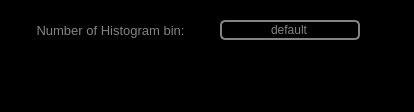
Above: Scanner GUI/Plotters Control/Plotters Control Setting/PlottersControlSetting.ui from afylab/nanoSQUID-Scanning-Software before the change. Below: the same form after it.
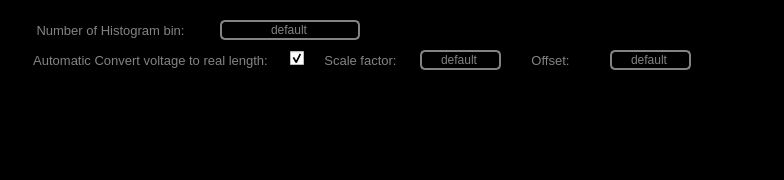
That is the form after the change. Icons and pictures are not drawn.

```diff
--- a/Scanner GUI/Plotters Control/Plotters Control Setting/PlottersControlSetting.ui
+++ b/Scanner GUI/Plotters Control/Plotters Control Setting/PlottersControlSetting.ui
@@ -6,8 +6,8 @@
    <rect>
     <x>0</x>
     <y>0</y>
-    <width>414</width>
-    <height>112</height>
+    <width>784</width>
+    <height>180</height>
    </rect>
   </property>
   <property name="windowTitle">
@@ -68,6 +68,126 @@
      <bool>false</bool>
     </property>
    </widget>
+   <widget class="QLabel" name="label_2">
+    <property name="geometry">
+     <rect>
+      <x>30</x>
+      <y>50</y>
+      <width>241</width>
+      <height>21</height>
+     </rect>
+    </property>
+    <property name="text">
+     <string>&lt;html&gt;&lt;head/&gt;&lt;body&gt;&lt;p&gt;&lt;span style=&quot; font-size:10pt; color:#838383;&quot;&gt;Automatic Convert voltage to real length:&lt;/span&gt;&lt;/p&gt;&lt;/body&gt;&lt;/html&gt;</string>
+    </property>
+    <property name="alignment">
+     <set>Qt::AlignCenter</set>
+    </property>
+   </widget>
+   <widget class="QCheckBox" name="checkBox_RealUnit">
+    <property name="geometry">
+     <rect>
+      <x>290</x>
+      <y>50</y>
+      <width>21</width>
+      <height>17</height>
+     </rect>
+    </property>
+    <property name="text">
+     <string/>
+    </property>
+    <property name="checked">
+     <bool>true</bool>
+    </property>
+   </widget>
+   <widget class="QLabel" name="label_3">
+    <property name="geometry">
+     <rect>
+      <x>310</x>
+      <y>50</y>
+      <width>101</width>
+      <height>21</height>
+     </rect>
+    </property>
+    <property name="text">
+     <string>&lt;html&gt;&lt;head/&gt;&lt;body&gt;&lt;p&gt;&lt;span style=&quot; font-size:10pt; color:#838383;&quot;&gt;Scale factor:&lt;/span&gt;&lt;/p&gt;&lt;/body&gt;&lt;/html&gt;</string>
+    </property>
+    <property name="alignment">
+     <set>Qt::AlignCenter</set>
+    </property>
+   </widget>
+   <widget class="QLabel" name="label_4">
+    <property name="geometry">
+     <rect>
+      <x>500</x>
+      <y>50</y>
+      <width>101</width>
+      <height>21</height>
+     </rect>
+    </property>
+    <property name="text">
+     <string>&lt;html&gt;&lt;head/&gt;&lt;body&gt;&lt;p&gt;&lt;span style=&quot; font-size:10pt; color:#838383;&quot;&gt;Offset:&lt;/span&gt;&lt;/p&gt;&lt;/body&gt;&lt;/html&gt;</string>
+    </property>
+    <property name="alignment">
+     <set>Qt::AlignCenter</set>
+    </property>
+   </widget>
+   <widget class="QLineEdit" name="lineEdit_ScaleFactor">
+    <property name="geometry">
+     <rect>
+      <x>420</x>
+      <y>50</y>
+      <width>81</width>
+      <height>20</height>
+     </rect>
+    </property>
+    <property name="styleSheet">
+     <string notr="true">QLineEdit#lineEdit_ScaleFactor{
+color: rgb(131,131,131);
+background-color:rgb(0,0,0);
+border: 2px solid  rgb(131,131,131);
+border-radius: 5px
+}
+</string>
+    </property>
+    <property name="text">
+     <string>default</string>
+    </property>
+    <property name="alignment">
+     <set>Qt::AlignCenter</set>
+    </property>
+    <property name="readOnly">
+     <bool>false</bool>
+    </property>
+   </widget>
+   <widget class="QLineEdit" name="lineEdit_Offset">
+    <property name="geometry">
+     <rect>
+      <x>610</x>
+      <y>50</y>
+      <width>81</width>
+      <height>20</height>
+     </rect>
+    </property>
+    <property name="styleSheet">
+     <string notr="true">QLineEdit#lineEdit_Offset{
+color: rgb(131,131,131);
+background-color:rgb(0,0,0);
+border: 2px solid  rgb(131,131,131);
+border-radius: 5px
+}
+</string>
+    </property>
+    <property name="text">
+     <string>default</string>
+    </property>
+    <property name="alignment">
+     <set>Qt::AlignCenter</set>
+    </property>
+    <property name="readOnly">
+     <bool>false</bool>
+    </property>
+   </widget>
   </widget>
  </widget>
  <resources>
```
